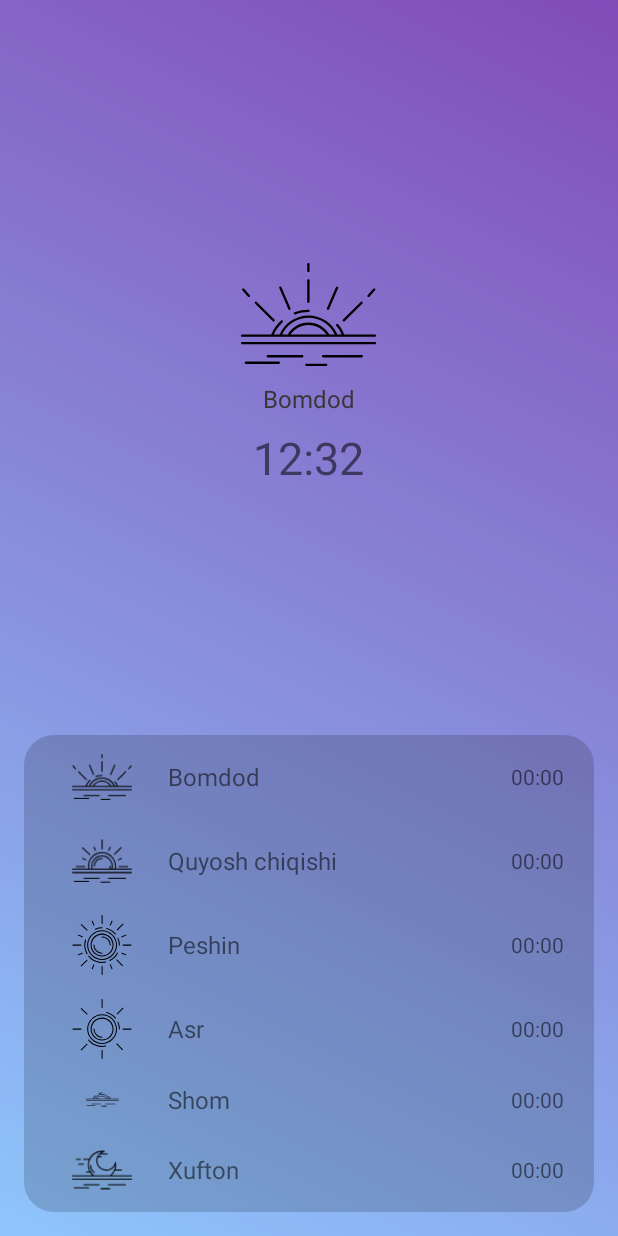
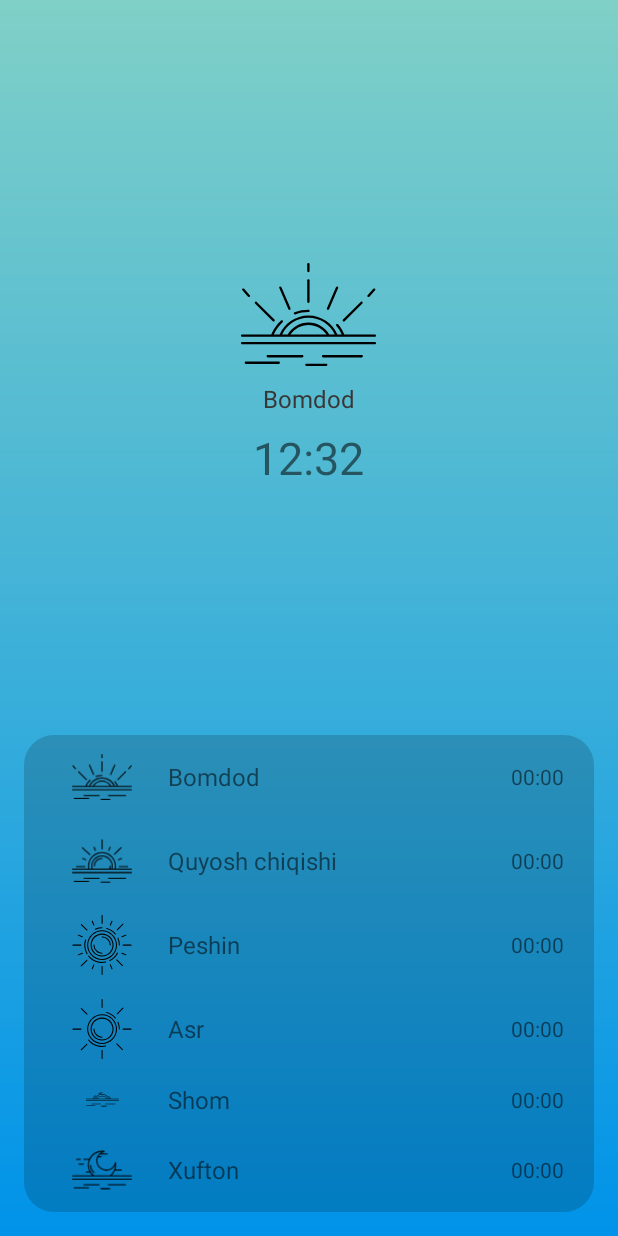
Before and after one commit to KhamdamovaSadoqat/namozvaqtlari, an Android app: the HomeFragment screen opened through its navigation route, after a tap on "Bomdod", on a phone screen of 412 x 824 dp. Run offline under Robolectric (Android 15) with nearby library versions, the phone set to English and light mode, and no system bars; our stand-ins replace data binding; libraries missing offline, so code that uses them is left out: com.azan, com.azan.astrologicalCalc; 21 statements that could not run were skipped.

Commit message:
-some things done

```diff
--- a/app/src/main/java/com/example/namozvaqtlari/ui/compass/CompassFragment.kt
+++ b/app/src/main/java/com/example/namozvaqtlari/ui/compass/CompassFragment.kt
@@ -103,7 +103,7 @@ class CompassFragment : Fragment(), SensorEventListener {
         intDegree = degree.toInt()
 
         Log.d("gps", "getLocation  : $degree")
-        binding.tvLocation.text = "$intDegree Degree "
+        binding.tvLocation.text = "$intDegree"
     }
 
     override fun onPause() {
--- a/app/src/main/java/com/example/namozvaqtlari/ui/prayerTime/PrayerTimeFragment.kt
+++ b/app/src/main/java/com/example/namozvaqtlari/ui/prayerTime/PrayerTimeFragment.kt
@@ -9,6 +9,7 @@ import android.util.Log
 import android.view.LayoutInflater
 import android.view.View
 import android.view.ViewGroup
+import androidx.core.graphics.drawable.toDrawable
 import androidx.databinding.DataBindingUtil
 import androidx.fragment.app.Fragment
 import androidx.lifecycle.ViewModelProviders
@@ -67,26 +68,31 @@ class PrayerTimeFragment : Fragment() {
 
         when (icon) {
             0 -> {
+                binding.constrainLayout.setBackgroundResource(R.drawable.gradient_1)
                 binding.prayerTimeIcon.setImageResource(R.drawable.ic_subah_prayer)
                 binding.prayerTime.text = date.timeToTextWithHourAndMinutes(allTimes.fajr)
                 binding.prayerTimeName.text = "Bomdod"
             }
             2 -> {
+                binding.constrainLayout.setBackgroundResource(R.drawable.gradient_1)
                 binding.prayerTimeIcon.setImageResource(R.drawable.ic_zuhar_prayer)
                 binding.prayerTime.text = date.timeToTextWithHourAndMinutes(allTimes.thuhr)
                 binding.prayerTimeName.text = "Peshin"
             }
             3 -> {
+                binding.constrainLayout.setBackgroundResource(R.drawable.gradient_1)
                 binding.prayerTimeIcon.setImageResource(R.drawable.ic_ramadn_azhar)
                 binding.prayerTime.text = date.timeToTextWithHourAndMinutes(allTimes.assr)
                 binding.prayerTimeName.text = "Asr"
             }
             4 -> {
+                binding.constrainLayout.setBackgroundResource(R.drawable.gradient_1)
                 binding.prayerTimeIcon.setImageResource(R.drawable.ic_maghrib_prayer)
                 binding.prayerTime.text = date.timeToTextWithHourAndMinutes(allTimes.maghrib)
                 binding.prayerTimeName.text = "Shom"
             }
             5 -> {
+                binding.constrainLayout.setBackgroundResource(R.drawable.gradient_1)
                 binding.prayerTimeIcon.setImageResource(R.drawable.ic_isha_prayer)
                 binding.prayerTime.text = date.timeToTextWithHourAndMinutes(allTimes.ishaa)
                 binding.prayerTimeName.text = "Xufton"
--- a/app/src/main/res/drawable/ic_youtube.xml
+++ b/app/src/main/res/drawable/ic_youtube.xml
@@ -5,17 +5,8 @@
     android:viewportHeight="512">
   <path
       android:fillColor="#FF000000"
-      android:pathData="M258.53,71.003l-0.724,-0.002c-0.01,0 -0.018,0 -0.028,0c-5.51,0 -9.985,4.459 -10,9.973c0,0.008 0,0.016 0,0.024c-0.002,5.512 4.458,9.988 9.973,10.003l0.725,0.002c0.009,0 0.018,0 0.027,0c5.51,0 9.985,-4.459 10,-9.973c0,-0.008 0,-0.016 0,-0.024C268.505,75.494 264.045,71.018 258.53,71.003z"/>
+      android:pathData="M435.574,59.858H76.426C34.285,59.858 0,94.143 0,136.284v171.023c0,4.427 3.589,8.017 8.017,8.017c4.427,0 8.017,-3.589 8.017,-8.017V136.284c0,-33.3 27.092,-60.393 60.393,-60.393h359.148c33.3,0 60.393,27.092 60.393,60.393v239.432c0,33.3 -27.092,60.393 -60.393,60.393H76.426c-33.3,0 -60.393,-27.092 -60.393,-60.393v-34.205c0,-4.427 -3.589,-8.017 -8.017,-8.017c-4.427,0 -8.017,3.589 -8.017,8.017v34.205c0,42.141 34.285,76.426 76.426,76.426h359.148c42.141,0 76.426,-34.285 76.426,-76.426V136.284C512,94.143 477.715,59.858 435.574,59.858z"/>
   <path
       android:fillColor="#FF000000"
-      android:pathData="M501.391,133.108c-6.566,-24.965 -25.935,-44.626 -50.542,-51.31c-25.375,-6.911 -96.12,-9.456 -151,-10.373c-5.49,-0.075 -10.074,4.31 -10.166,9.832c-0.092,5.522 4.31,10.074 9.832,10.166c75.96,1.27 127.838,4.705 146.085,9.674c17.73,4.816 31.697,19.031 36.45,37.104c9.83,37.283 9.95,116.997 9.95,117.797c0,0.801 -0.12,80.515 -9.951,117.804c-4.752,18.067 -18.719,32.282 -36.455,37.1c-36.648,9.98 -188.069,10.097 -189.594,10.097c-1.525,0 -152.946,-0.118 -189.6,-10.099c-17.73,-4.816 -31.697,-19.031 -36.45,-37.104C20.12,336.513 20,256.799 20,255.999c0,-0.801 0.12,-80.515 9.951,-117.803c4.752,-18.067 18.719,-32.282 36.455,-37.1c18.647,-5.078 72.059,-8.537 150.399,-9.742c5.522,-0.084 9.929,-4.63 9.845,-10.152c-0.085,-5.522 -4.645,-9.893 -10.153,-9.845c-56.569,0.869 -129.439,3.387 -155.34,10.44c-24.613,6.685 -43.982,26.347 -50.546,51.306C0.121,172.891 0,252.624 0,255.999s0.121,83.108 10.609,122.89c6.566,24.965 25.935,44.626 50.542,51.31c39.208,10.677 188.513,10.8 194.849,10.8s155.641,-0.123 194.843,-10.798c24.613,-6.685 43.982,-26.347 50.546,-51.306C511.879,339.107 512,259.374 512,255.999S511.879,172.891 501.391,133.108z"/>
-  <path
-      android:fillColor="#FF000000"
-      android:pathData="M58,229.521c-5.523,0 -10,4.477 -10,10v81.5c0,5.523 4.477,10 10,10s10,-4.477 10,-10v-81.5C68,233.998 63.523,229.521 58,229.521z"/>
-  <path
-      android:fillColor="#FF000000"
-      android:pathData="M58,184.021c-5.523,0 -10,4.477 -10,10v0.118c0,5.523 4.477,10 10,10s10,-4.477 10,-10v-0.118C68,188.498 63.523,184.021 58,184.021z"/>
-  <path
-      android:fillColor="#FF000000"
-      android:pathData="M337.106,248.873l-124,-72c-3.094,-1.797 -6.911,-1.804 -10.011,-0.019c-3.1,1.785 -5.011,5.09 -5.011,8.667v144c0,3.578 1.911,6.882 5.011,8.667c1.544,0.889 3.266,1.333 4.989,1.333c1.735,0 3.47,-0.45 5.022,-1.352l124,-72c3.083,-1.79 4.979,-5.084 4.979,-8.648C342.085,253.957 340.188,250.663 337.106,248.873zM218.084,312.151v-109.26l94.085,54.63L218.084,312.151z"/>
+      android:pathData="M362.982,249.278l-34.205,-22.233c-3.712,-2.412 -8.677,-1.359 -11.091,2.353c-2.412,3.712 -1.36,8.677 2.353,11.091l23.864,15.511l-148.296,96.394V159.607l98.779,64.206c3.711,2.411 8.678,1.359 11.09,-2.353c2.414,-3.712 1.36,-8.677 -2.353,-11.091l-111.165,-72.256c-5.24,-3.407 -12.384,0.491 -12.384,6.721v222.33c0,6.226 7.142,10.131 12.385,6.721l171.023,-111.165C367.761,259.615 367.76,252.385 362.982,249.278z"/>
 </vector>
--- a/app/src/main/res/layout/fragment_prayer_time.xml
+++ b/app/src/main/res/layout/fragment_prayer_time.xml
@@ -4,6 +4,7 @@
     xmlns:tools="http://schemas.android.com/tools">
 
     <androidx.constraintlayout.widget.ConstraintLayout
+        android:id="@+id/constrainLayout"
         android:layout_width="match_parent"
         android:layout_height="match_parent"
         android:background="@drawable/gradient_2"
```
Also changed, not shown: app/src/main/res/layout/fragment_compass.xml (+24 -40 lines).
